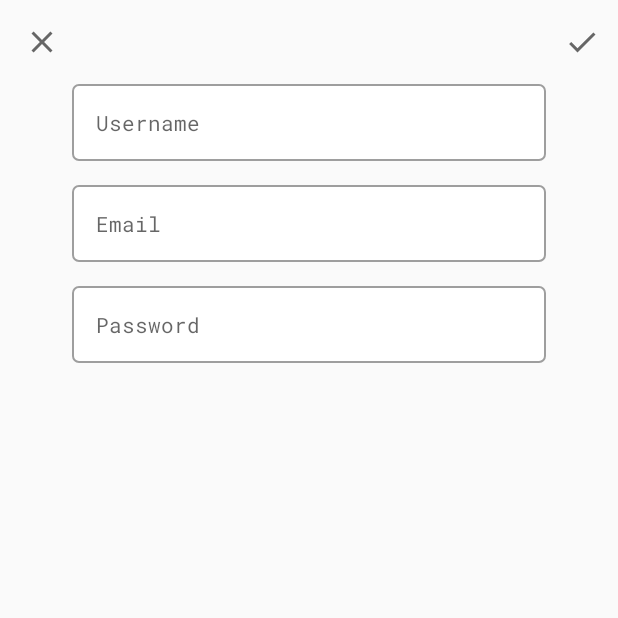
After one commit to ksinsangre/travelplan, an Android app: the AddUserActivity screen opened directly, with no data from a screen before it, on a phone screen of 412 x 824 dp, the top half of it. The commit adds this screen. Run offline under Robolectric (Android 15) with nearby library versions, the phone set to English and light mode, and no system bars; our stand-ins replace Firebase (no records; nobody signed in at launch, a user with empty details on screens opened directly).

Commit message:
create user

```diff
--- a/app/src/main/AndroidManifest.xml
+++ b/app/src/main/AndroidManifest.xml
@@ -14,6 +14,8 @@
         <activity android:name=".user.login.LoginActivity"
             android:screenOrientation="portrait" />
         <activity android:name=".user.admin.EditUserActivity"
+            android:screenOrientation="portrait"/>
+        <activity android:name=".user.admin.AddUserActivity"
             android:screenOrientation="portrait"/>
         <activity
             android:name=".user.list.UserListActivity"
--- a/app/src/main/kotlin/com/nelsito/travelplan/domain/UserRepository.kt
+++ b/app/src/main/kotlin/com/nelsito/travelplan/domain/UserRepository.kt
@@ -3,6 +3,7 @@ package com.nelsito.travelplan.domain
 import com.nelsito.travelplan.domain.users.LoggedInUser
 import com.nelsito.travelplan.domain.users.TravelUser
 import com.nelsito.travelplan.infra.UserResponse
+import com.nelsito.travelplan.user.admin.AddUser
 import com.nelsito.travelplan.user.list.UserListItem
 
 interface UserRepository {
@@ -11,4 +12,5 @@ interface UserRepository {
     suspend fun getUserList(): List<UserResponse>
     suspend fun update(user: UserListItem)
     suspend fun deleteUser(user: UserListItem)
+    suspend fun add(user: AddUser)
 }
--- a/app/src/main/kotlin/com/nelsito/travelplan/infra/UserAdminResponse.kt
+++ b/app/src/main/kotlin/com/nelsito/travelplan/infra/UserAdminResponse.kt
@@ -3,3 +3,5 @@ package com.nelsito.travelplan.infra
 data class UserAdminResponse(val users: List<UserResponse>)
 
 data class UserResponse(val uid: String, val email:String, val displayName: String, val role: String)
+
+data class AddUserRequest(val email:String, val displayName: String, val role: String, val password: String)
--- /dev/null
+++ b/app/src/main/kotlin/com/nelsito/travelplan/user/admin/AddUserActivity.kt
@@ -0,0 +1,122 @@
+package com.nelsito.travelplan.user.admin
+
+import android.app.Activity
+import android.os.Bundle
+import android.view.Menu
+import android.view.MenuItem
+import android.view.View
+import android.widget.RadioButton
+import android.widget.TextView
+import androidx.appcompat.app.AppCompatActivity
+import com.nelsito.travelplan.R
+import com.nelsito.travelplan.infra.InfraProvider
+import com.nelsito.travelplan.user.list.UserListItem
+import kotlinx.android.synthetic.main.activity_add_user.*
+import kotlinx.coroutines.CoroutineScope
+import kotlinx.coroutines.Dispatchers
+import kotlinx.coroutines.Job
+import kotlinx.coroutines.launch
+import kotlin.coroutines.CoroutineContext
+
+class AddUserActivity : AppCompatActivity(), EditUserView, CoroutineScope, AddUserView {
+    private lateinit var presenter: AddUserPresenter
+
+    private lateinit var job: Job
+    override val coroutineContext: CoroutineContext
+        get() = job + Dispatchers.Main
+
+    override fun onCreate(savedInstanceState: Bundle?) {
+        super.onCreate(savedInstanceState)
+        setContentView(R.layout.activity_add_user)
+
+        setSupportActionBar(toolbar)
+        title = ""
+        with(supportActionBar!!) {
+            setHomeAsUpIndicator(R.drawable.ic_close_black_24dp)
+            setDisplayHomeAsUpEnabled(true)
+            setDisplayShowHomeEnabled(true)
+        }
+
+        toolbar.setOnMenuItemClickListener { menuItem: MenuItem ->
+            when(menuItem.itemId) {
+                R.id.menu_save -> {
+                    launch {
+                        presenter.add(txt_username.text.toString(), txt_email.text.toString(), txt_password.text.toString())
+                    }
+                    true
+                }
+                else -> false
+            }
+        }
+
+        job = Job()
+
+        presenter = AddUserPresenter(InfraProvider.provideUserRepository())
+    }
+
+    override fun onResume() {
+        super.onResume()
+        launch {
+            presenter.attachView(this@AddUserActivity)
+        }
+    }
+
+    fun onRadioButtonClicked(view: View) {
+        if (view is RadioButton) {
+            // Is the button now checked?
+            val checked = view.isChecked
+
+            // Check which radio button was clicked
+            when (view.getId()) {
+                R.id.role_admin ->
+                    if (checked) {
+                        presenter.setAdmin()
+                    }
+                R.id.role_manager ->
+                    if (checked) {
+                        presenter.setManager()
+                    }
+                R.id.role_regular ->
+                    if (checked) {
+                        presenter.setRegular()
+                    }
+            }
+        }
+    }
+
+    override fun onDestroy() {
+        super.onDestroy()
+
+        job.cancel()
+    }
+
+    override fun onCreateOptionsMenu(menu: Menu?): Boolean {
+        menuInflater.inflate(R.menu.menu_edit, menu)
+        return super.onCreateOptionsMenu(menu)
+    }
+
+    override fun onSupportNavigateUp(): Boolean {
+        onBackPressed()
+        return true
+    }
+
+    override fun showUserInfo(user: UserListItem) {
+        txt_username.setText(user.username, TextView.BufferType.EDITABLE)
+        txt_email.setText(user.email, TextView.BufferType.EDITABLE)
+        when(user.role) {
+            "admin" -> role_admin.isChecked = true
+            "manager" -> role_manager.isChecked = true
+            else -> role_regular.isChecked = true
+        }
+    }
+
+    override fun userSaved() {
+        //this will notify the previous activity that something changed
+        setResult(Activity.RESULT_OK)
+        finish()
+    }
+
+    override fun showAdminWidgets() {
+        roles_group.visibility = View.VISIBLE
+    }
+}
--- /dev/null
+++ b/app/src/main/kotlin/com/nelsito/travelplan/user/admin/AddUserPresenter.kt
@@ -0,0 +1,45 @@
+package com.nelsito.travelplan.user.admin
+
+import com.nelsito.travelplan.domain.UserRepository
+import com.nelsito.travelplan.domain.users.Admin
+import com.nelsito.travelplan.user.list.UserListItem
+
+class AddUserPresenter(private val userRepository: UserRepository) {
+
+    private lateinit var role: String
+    private lateinit var addUserView: AddUserView
+
+    suspend fun attachView(editUserView: AddUserView) {
+        this.addUserView = editUserView
+        when(userRepository.loadUser()) {
+            is Admin -> {
+                editUserView.showAdminWidgets()
+            }
+        }
+    }
+
+    suspend fun add(username: String, email: String, password: String) {
+        val user = AddUser(username, email, password, role)
+        userRepository.add(user)
+        addUserView.userSaved()
+    }
+
+    fun setAdmin() {
+        this.role = "admin"
+    }
+
+    fun setManager() {
+        this.role = "manager"
+    }
+
+    fun setRegular() {
+        this.role = "regular"
+    }
+}
+
+data class AddUser(val username: String, val email: String, val pasword: String, val role: String)
+
+interface AddUserView {
+    fun userSaved()
+    fun showAdminWidgets()
+}
--- /dev/null
+++ b/app/src/main/res/layout/activity_add_user.xml
@@ -0,0 +1,122 @@
+<?xml version="1.0" encoding="utf-8"?>
+<androidx.coordinatorlayout.widget.CoordinatorLayout
+    xmlns:android="http://schemas.android.com/apk/res/android"
+    xmlns:app="http://schemas.android.com/apk/res-auto"
+    xmlns:tools="http://schemas.android.com/tools"
+    android:layout_width="match_parent"
+    android:layout_height="match_parent"
+    android:background="#FAFAFA"
+    tools:context=".trips.edit.EditTripActivity">
+
+    <com.google.android.material.appbar.AppBarLayout
+        android:id="@+id/appbarlayout"
+        android:layout_width="match_parent"
+        android:layout_height="wrap_content"
+        android:background="#FAFAFA"
+        android:fitsSystemWindows="true"
+        app:liftOnScroll="true">
+
+        <com.google.android.material.appbar.MaterialToolbar
+            style="@style/Widget.MaterialComponents.Toolbar.Surface"
+            android:id="@+id/toolbar"
+            android:layout_width="match_parent"
+            android:background="#FAFAFA"
+            app:fontFamily="@font/roboto_mono"
+            android:layout_height="?attr/actionBarSize"
+            app:popupTheme="@style/AppTheme.PopupOverlay" />
+    </com.google.android.material.appbar.AppBarLayout>
+
+    <androidx.constraintlayout.widget.ConstraintLayout
+        android:layout_width="match_parent"
+        android:layout_height="match_parent"
+        android:paddingLeft="48dp"
+        android:paddingRight="48dp"
+        app:layout_behavior="@string/appbar_scrolling_view_behavior">
+
+        <com.google.android.material.textfield.TextInputEditText
+            android:id="@+id/txt_username"
+            style="@style/TextAppearance.AppCompat.Small"
+            android:layout_width="match_parent"
+            android:layout_height="wrap_content"
+            android:layout_marginTop="16dp"
+            android:background="@drawable/rounded_textview"
+            android:gravity="top"
+            android:hint="Username"
+            android:padding="16dp"
+            android:textColor="#747574"
+            app:fontFamily="@font/roboto_mono"
+            app:layout_constraintLeft_toLeftOf="parent"
+            app:layout_constraintTop_toBottomOf="@+id/txt_date" />
+
+        <com.google.android.material.textfield.TextInputEditText
+            android:id="@+id/txt_email"
+            style="@style/TextAppearance.AppCompat.Small"
+            android:layout_width="match_parent"
+            android:layout_height="wrap_content"
+            android:layout_marginTop="16dp"
+            android:background="@drawable/rounded_textview"
+            android:gravity="top"
+            android:hint="Email"
+            android:padding="16dp"
+            android:textColor="#747574"
+            app:fontFamily="@font/roboto_mono"
+            app:layout_constraintLeft_toLeftOf="parent"
+            app:layout_constraintTop_toBottomOf="@+id/txt_username" />
+
+        <com.google.android.material.textfield.TextInputEditText
+            android:id="@+id/txt_password"
+            style="@style/TextAppearance.AppCompat.Small"
+            android:layout_width="match_parent"
+            android:layout_height="wrap_content"
+            android:layout_marginTop="16dp"
+            android:background="@drawable/rounded_textview"
+            android:gravity="top"
+            android:hint="Password"
+            android:padding="16dp"
+            android:textColor="#747574"
+            app:fontFamily="@font/roboto_mono"
+            app:layout_constraintLeft_toLeftOf="parent"
+            app:layout_constraintTop_toBottomOf="@+id/txt_email" />
+
+        <ProgressBar
+            android:id="@+id/progress"
+            android:visibility="gone"
+            android:layout_width="wrap_content"
+            android:layout_height="wrap_content"
+            app:layout_constraintBottom_toBottomOf="@+id/input_description"
+            app:layout_constraintEnd_toEndOf="@+id/input_description"
+            app:layout_constraintStart_toStartOf="@+id/input_description"
+            app:layout_constraintTop_toTopOf="@+id/input_description" />
+
+        <RadioGroup
+            android:visibility="gone"
+            android:id="@+id/roles_group"
+            android:layout_width="0dp"
+            android:layout_height="wrap_content"
+            android:layout_marginTop="16dp"
+            android:orientation="horizontal"
+            app:layout_constraintEnd_toEndOf="@+id/txt_password"
+            app:layout_constraintStart_toStartOf="@+id/txt_password"
+            app:layout_constraintTop_toBottomOf="@+id/txt_password" >
+            <RadioButton
+                android:id="@+id/role_regular"
+                android:text="Regular"
+                android:layout_width="wrap_content"
+                android:layout_height="wrap_content"
+                android:onClick="onRadioButtonClicked"/>
+            <RadioButton
+                android:id="@+id/role_manager"
+                android:text="Manager"
+                android:layout_width="wrap_content"
+                android:layout_height="wrap_content"
+                android:onClick="onRadioButtonClicked"/>
+            <RadioButton
+                android:id="@+id/role_admin"
+                android:text="Admin"
+                android:layout_width="wrap_content"
+                android:layout_height="wrap_content"
+                android:onClick="onRadioButtonClicked"/>
+        </RadioGroup>
+    </androidx.constraintlayout.widget.ConstraintLayout>
+
+</androidx.coordinatorlayout.widget.CoordinatorLayout>
```
Also changed, not shown: app/src/main/kotlin/com/nelsito/travelplan/infra/FirebaseUserRepository.kt (+10 -0 lines), app/src/main/kotlin/com/nelsito/travelplan/user/list/UserListActivity.kt (+65 -7 lines), app/src/main/res/layout/activity_admin_profile.xml (+0 -10 lines), app/src/main/res/layout/activity_user_list.xml (+20 -16 lines), app/src/main/res/menu/menu_user_list.xml (added, +16 -0 lines).
